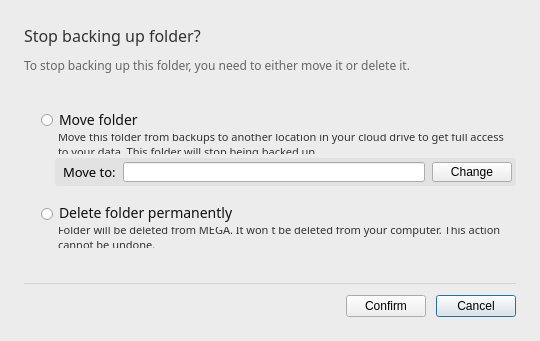
meganz/MEGAsync, file src/MEGASync/gui/win/RemoveBackupDialog.ui: the form before one commit.
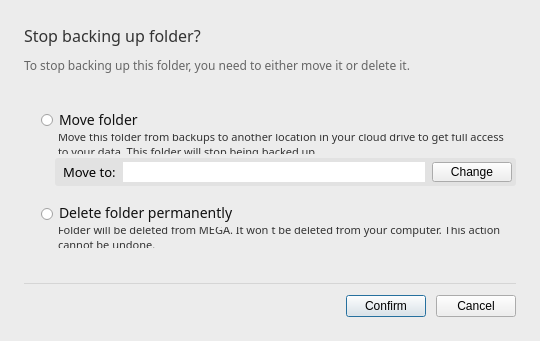
The form after the commit.

```diff
--- a/src/MEGASync/gui/win/RemoveBackupDialog.ui
+++ b/src/MEGASync/gui/win/RemoveBackupDialog.ui
@@ -151,6 +151,11 @@
 background-color:#E2E2E2;
 border-radius:3px;
 }
+
+*::disabled
+{
+color: rgba(0, 0, 0, 0.2)
+}
 </string>
          </property>
          <layout class="QHBoxLayout" name="horizontalLayout_3">
@@ -200,6 +205,7 @@
              <string notr="true">QLineEdit{
 font-family:SF NS Display Regular;
 font-size:13px;
+border:0px;
 }</string>
             </property>
             <property name="text">
@@ -334,6 +340,9 @@
        <property name="text">
         <string>Confirm</string>
        </property>
+       <property name="default">
+        <bool>true</bool>
+       </property>
       </widget>
      </item>
      <item>
@@ -342,7 +351,7 @@
         <string>Cancel</string>
        </property>
        <property name="default">
-        <bool>true</bool>
+        <bool>false</bool>
        </property>
       </widget>
      </item>
```
Left out of the diff: 3 changed lines with no effect on the pictures.
